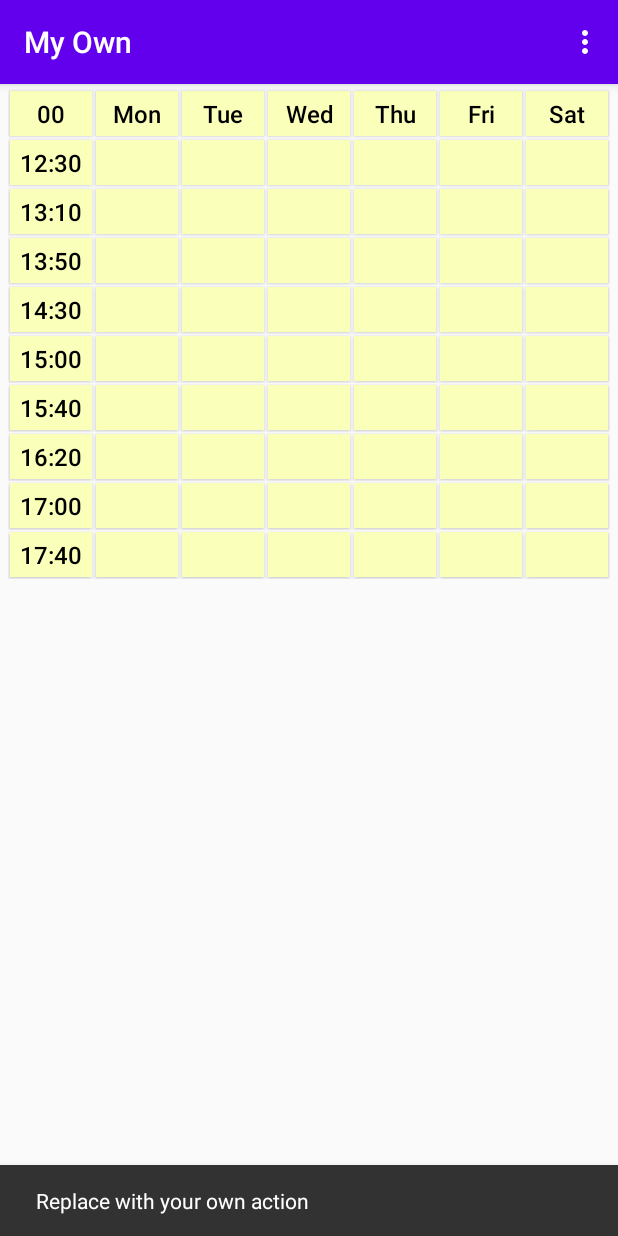
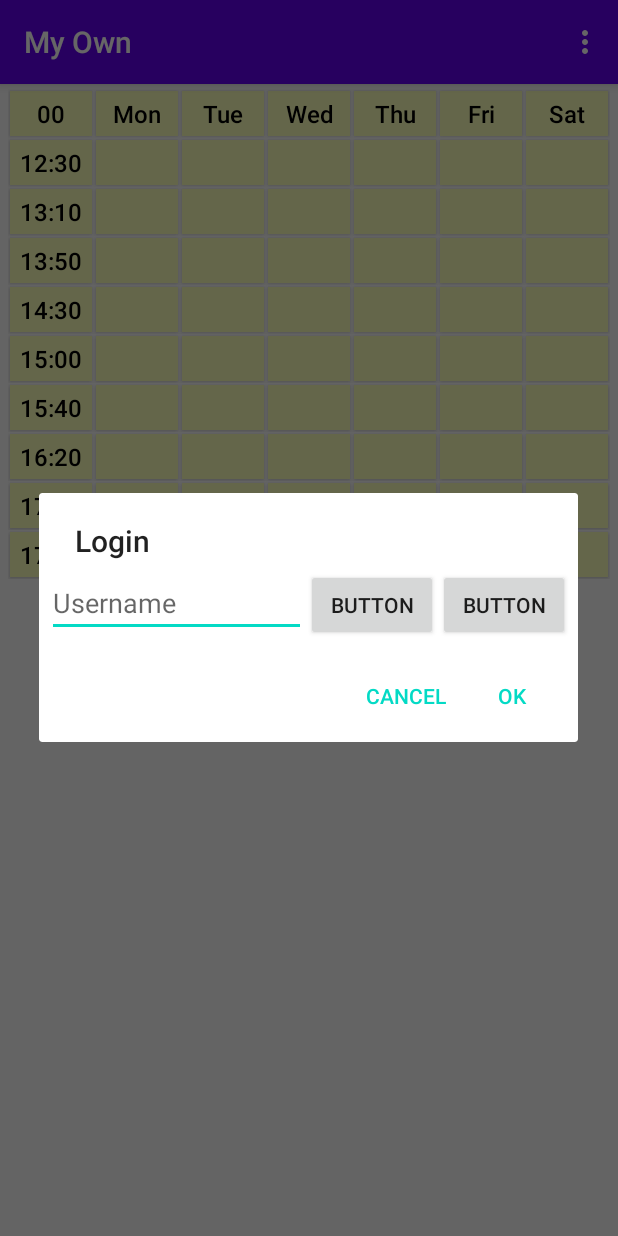
Before and after one commit to milindoka/TimeTable, an Android app: the screen it shows after launch (MainActivity), in the options menu, after a tap on "Settings", on a phone screen of 412 x 824 dp. Run offline under Robolectric (Android 15) with nearby library versions, the phone set to English and light mode, and no system bars.

Commit message:
testing new dialog fragment class

```diff
--- /dev/null
+++ b/app/src/main/java/in/org/ilugbom/Cell_Entry_Dialog.java
@@ -0,0 +1,67 @@
+package in.org.ilugbom;
+
+import android.app.AlertDialog;
+import android.app.Dialog;
+import android.content.Context;
+import android.content.DialogInterface;
+import android.os.Bundle;
+import android.view.LayoutInflater;
+import android.view.View;
+import android.widget.EditText;
+
+import androidx.annotation.NonNull;
+import androidx.annotation.Nullable;
+import androidx.appcompat.app.AppCompatDialogFragment;
+
+import java.util.zip.Inflater;
+
+public class Cell_Entry_Dialog extends AppCompatDialogFragment {
+
+    private EditText cellentry;
+    private cell_Entry_Dialog_Listener listener;
+
+    @NonNull
+    @Override
+    public Dialog onCreateDialog(@Nullable Bundle savedInstanceState) {
+        AlertDialog.Builder builder = new AlertDialog.Builder(getActivity());
+        LayoutInflater inflater=getActivity().getLayoutInflater();
+        View view= inflater.inflate(R.layout.cell_entry_dialog,null);
+        builder.setView(view)
+                .setTitle("Login")
+                .setNegativeButton("cancel", new DialogInterface.OnClickListener() {
+                    @Override
+                    public void onClick(DialogInterface dialogInterface, int i) {
+
+                    }
+                })
+                .setPositiveButton("ok", new DialogInterface.OnClickListener() {
+                    @Override
+                    public void onClick(DialogInterface dialogInterface, int i) {
+                        String tempcelltext = cellentry.getText().toString();
+                        listener.applyText(tempcelltext);
+                    //    String password = editTextPassword.getText().toString();
+                    //    listener.applyTexts(username, password);
+                    }
+                });
+        cellentry=view.findViewById(R.id.edit_cell);
+        return builder.create();
+    }
+
+    @Override
+    public void onAttach(Context context) {
+        super.onAttach(context);
+
+        try {
+            listener = (cell_Entry_Dialog_Listener) context;
+        } catch (ClassCastException e) {
+            throw new ClassCastException(context.toString() +
+                    "must implement ExampleDialogListener");
+        }
+    }
+
+    public interface cell_Entry_Dialog_Listener {
+
+        void  applyText(String celltext);
+    }
+
+}
--- a/app/src/main/java/in/org/ilugbom/MainActivity.java
+++ b/app/src/main/java/in/org/ilugbom/MainActivity.java
@@ -26,7 +26,7 @@ import java.util.List;
 
 import static android.provider.Contacts.SettingsColumns.KEY;
 
-public class MainActivity extends AppCompatActivity {
+public class MainActivity extends AppCompatActivity implements Cell_Entry_Dialog.cell_Entry_Dialog_Listener {
     private ViewPager2 viewPager2;
     List<PagerM> pagerMList = new ArrayList<>();
 
@@ -201,13 +201,27 @@ public class MainActivity extends AppCompatActivity {
         //noinspection SimplifiableIfStatement
         if (id == R.id.action_settings)
         {
-            Snackbar.make(getWindow().getDecorView().getRootView(), "Replace with your own action", Snackbar.LENGTH_LONG)
-                    .setAction("Action", null).show();
-
+//            Snackbar.make(getWindow().getDecorView().getRootView(), "Replace with your own action", Snackbar.LENGTH_LONG)
+  //                  .setAction("Action", null).show();
+      ShowCellEntryDialog();
 
             return true;
         }
 
         return super.onOptionsItemSelected(item);
     }
+
+
+
+void ShowCellEntryDialog()
+{
+    Cell_Entry_Dialog ced=new Cell_Entry_Dialog();
+    ced.show(getSupportFragmentManager(),"Edit Cell");
 }
+
+
+    @Override
+    public void applyText(String celltext) {
+    Msg.Show(celltext,this);
+    }
+}
--- /dev/null
+++ b/app/src/main/res/layout/cell_entry_dialog.xml
@@ -0,0 +1,29 @@
+<?xml version="1.0" encoding="utf-8"?>
+<androidx.appcompat.widget.LinearLayoutCompat xmlns:android="http://schemas.android.com/apk/res/android"
+    android:layout_width="match_parent"
+    android:layout_height="match_parent"
+    android:orientation="horizontal"
+    android:padding="5dp">
+
+    <EditText
+        android:id="@+id/edit_cell"
+        android:layout_width="match_parent"
+        android:layout_height="wrap_content"
+        android:layout_weight="1"
+        android:inputType="text"
+        android:hint="Username" />
+
+    <Button
+        android:id="@+id/buttoncancel"
+        android:layout_width="wrap_content"
+        android:layout_height="wrap_content"
+        android:text="Button"
+         />
+
+    <Button
+        android:id="@+id/buttonok"
+        android:layout_width="wrap_content"
+        android:layout_height="wrap_content"
+        android:text="Button"
+          />
+</androidx.appcompat.widget.LinearLayoutCompat>
```
